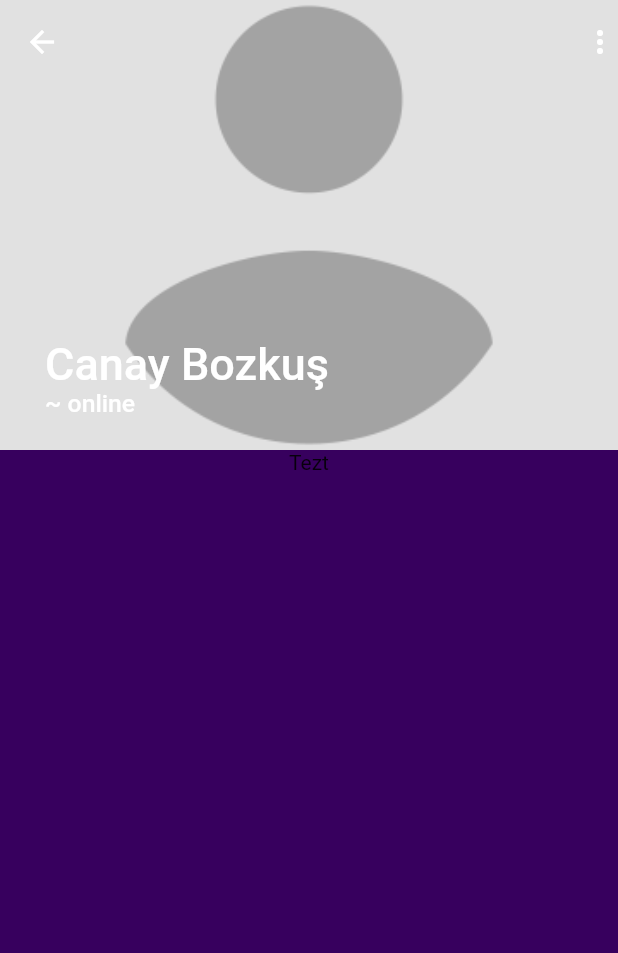
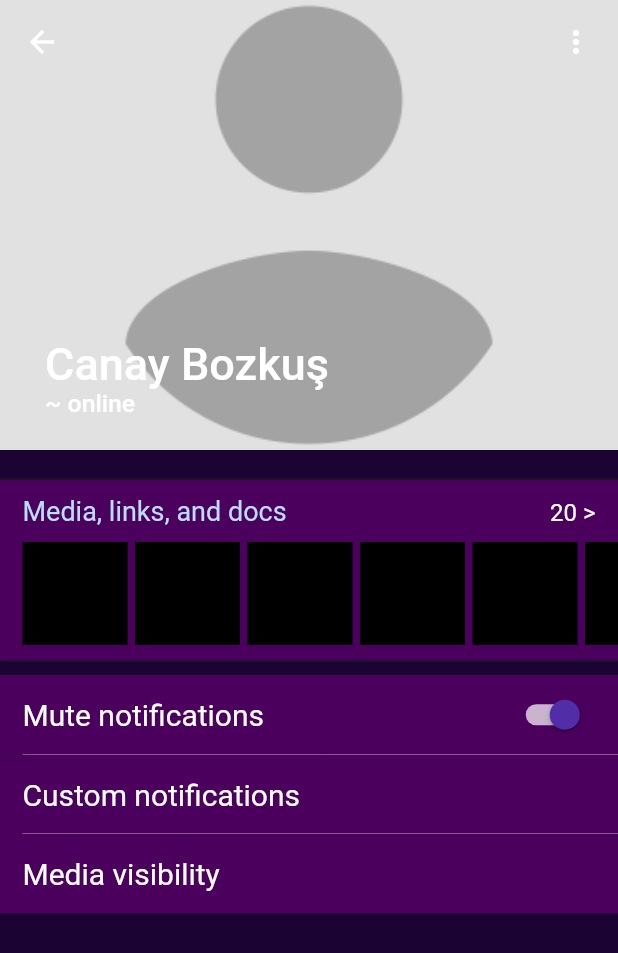
Before and after one commit to CanayBozkus/whatsapp_clone_mobile, a Flutter app: the ChatDetailScreen screen opened by its route, on a phone screen of 412 x 824 dp. Shown: the top 953 px of the screen. Run offline on Flutter 3.47's test engine with Material 2 defaults, Android fonts, the phone set to English and light mode, and no system bars; our stand-ins replace flutter_local_notifications, flutter_native_timezone, rxdart, timezone.

Commit message:
chat detail screen appbar dropdown, theme class (not working), base switch button, chat detail settings container widget, recent files builder widget for chat detail screen

```diff
--- a/lib/main.dart
+++ b/lib/main.dart
@@ -18,9 +18,7 @@ class MyApp extends StatelessWidget {
       ],
       child: MaterialApp(
         theme: ThemeData(
-          primaryColor: Constant.primaryColor,
-          accentColor: Constant.accentColor,
-          scaffoldBackgroundColor: Constant.accentColor,
+          scaffoldBackgroundColor: Constant.secondaryColor,
           textTheme: TextTheme(
             bodyText1: TextStyle(
               fontSize: Constant.defaultFontSize,
--- a/lib/screens/chat_detail_screen.dart
+++ b/lib/screens/chat_detail_screen.dart
@@ -1,4 +1,8 @@
 import 'package:flutter/material.dart';
+import 'package:whatsapp_clone_mobile/utilities/constants.dart';
+import 'package:whatsapp_clone_mobile/widgets/button/base_switch_button.dart';
+import 'package:whatsapp_clone_mobile/widgets/chat_detail_screen/chat_detail_settings_container.dart';
+import 'package:whatsapp_clone_mobile/widgets/chat_detail_screen/recent_files_builder.dart';
 
 class ChatDetailScreen extends StatelessWidget {
   static const routeName = 'ChatDetailScreen';
@@ -13,11 +17,48 @@ class ChatDetailScreen extends StatelessWidget {
           headerSliverBuilder: (BuildContext context, bool innerBoxIsScrolled){
             return [
               SliverAppBar(
+                backgroundColor: Constant.primaryColor,
                 expandedHeight: 300,
                 floating: false,
                 pinned: true,
                 actions: [
-                  Icon(Icons.more_vert)
+                  Padding(
+                    padding: const EdgeInsets.all(8.0),
+                    child: SizedBox(
+                      width: 40,
+                      child: ClipOval(
+                        child: Material(
+                          color: Colors.transparent,
+                          shape: CircleBorder(),
+                          child: PopupMenuButton(
+                            color: Constant.primaryColor,
+                            icon: Icon(
+                              Icons.more_vert,
+                              color: Colors.white,
+                            ),
+                            onSelected: (value) async {
+                              print(value);
+                            },
+                            itemBuilder: (context) {
+                              final items = [
+                                'Add to contacts',
+                                'Verify security code',
+                              ].map((e) {
+                                return PopupMenuItem(
+                                  child: Text(
+                                    e,
+                                    style: Constant.popupMenuTextStyle,
+                                  ),
+                                  value: e,
+                                );
+                              }).toList();
+                              return items;
+                            },
+                          ),
+                        ),
+                      ),
+                    ),
+                  ),
                 ],
                 flexibleSpace: LayoutBuilder(
                   builder: (BuildContext context, BoxConstraints constraints){
@@ -50,9 +91,41 @@ class ChatDetailScreen extends StatelessWidget {
               )
             ];
           },
-          body: Column(
+          body: ListView(
+            padding: EdgeInsets.symmetric(vertical: 20),
             children: [
-              Text('Tezt')
+              RecentFilesBuilder(),
+              SizedBox(height: 10,),
+              Container(
+                child: Column(
+                  children: [
+                    ChatDetailSettingsContainer(
+                      action: BaseSwitchButton(),
+                      title: 'Mute notifications',
+                    ),
+                    Padding(
+                      padding: EdgeInsets.only(left: 15),
+                      child: Divider(
+                        color: Colors.white70,
+                        height: 0,
+                      ),
+                    ),
+                    ChatDetailSettingsContainer(
+                      title: 'Custom notifications',
+                    ),
+                    Padding(
+                      padding: EdgeInsets.only(left: 15),
+                      child: Divider(
+                        color: Colors.white70,
+                        height: 0,
+                      ),
+                    ),
+                    ChatDetailSettingsContainer(
+                      title: 'Media visibility',
+                    ),
+                  ],
+                ),
+              ),
             ],
           ),
         ),
--- a/lib/utilities/constants.dart
+++ b/lib/utilities/constants.dart
@@ -1,9 +1,10 @@
 import 'package:flutter/material.dart';
 
 class Constant{
+
   static const Color primaryColor = Color(0xff4b005e);
   static const Color lightPrimaryColor = Color(0xff8932a8);
-  static const Color accentColor = Color(0xff37005e);
+  static const Color secondaryColor = Color(0xff1b0333);
 
   static const EdgeInsets defaultScreenPadding = EdgeInsets.symmetric(horizontal: 30);
 
--- /dev/null
+++ b/lib/utilities/theme.dart
@@ -0,0 +1,17 @@
+import 'package:flutter/material.dart';
+
+class Theme{
+  Theme({
+    this.primaryColor,
+    this.lightPrimaryColor,
+    this.secondaryColor,
+    this.primaryFontColor,
+    this.secondaryFontColor
+});
+
+  final Color primaryColor;
+  final Color secondaryColor;
+  final Color lightPrimaryColor;
+  final Color primaryFontColor;
+  final Color secondaryFontColor;
+}
--- /dev/null
+++ b/lib/widgets/button/base_switch_button.dart
@@ -0,0 +1,23 @@
+import 'package:flutter/material.dart';
+import 'package:whatsapp_clone_mobile/utilities/constants.dart';
+
+class BaseSwitchButton extends StatelessWidget {
+
+  @override
+  Widget build(BuildContext context) {
+    return SizedBox(
+      width: 60,
+      height: 20,
+      child: Switch(
+        value: true,
+        onChanged: (bool value){
+
+        },
+        activeTrackColor: Colors.white70,
+        activeColor: Colors.deepPurple.shade700,
+        inactiveThumbColor: Constant.secondaryColor,
+        inactiveTrackColor: Colors.black,
+      ),
+    );
+  }
+}
--- /dev/null
+++ b/lib/widgets/chat_detail_screen/chat_detail_settings_container.dart
@@ -0,0 +1,32 @@
+import 'package:flutter/material.dart';
+import 'package:whatsapp_clone_mobile/utilities/constants.dart';
+
+class ChatDetailSettingsContainer extends StatelessWidget {
+  ChatDetailSettingsContainer({
+    this.title,
+    this.action
+  });
+
+  final String title;
+  final Widget action;
+  @override
+  Widget build(BuildContext context) {
+    return Container(
+      color: Constant.primaryColor,
+      padding: EdgeInsets.symmetric(horizontal: 15, vertical: 15),
+      child: Row(
+        mainAxisAlignment: MainAxisAlignment.spaceBetween,
+        children: [
+          Text(
+            title,
+            style: TextStyle(
+                color: Colors.white,
+                fontSize: Constant.defaultFontSize
+            ),
+          ),
+          action != null ? action : SizedBox.shrink(),
+        ],
+      ),
+    );
+  }
+}
--- /dev/null
+++ b/lib/widgets/chat_detail_screen/recent_files_builder.dart
@@ -0,0 +1,71 @@
+import 'package:flutter/material.dart';
+import 'package:whatsapp_clone_mobile/utilities/constants.dart';
+
+class RecentFilesBuilder extends StatelessWidget {
+
+  @override
+  Widget build(BuildContext context) {
+    return Container(
+      height: 120,
+      padding: EdgeInsets.symmetric(vertical: 10),
+      decoration: BoxDecoration(
+          color: Constant.primaryColor,
+          boxShadow: [
+            BoxShadow(
+              color: Colors.grey.shade900,
+              offset: Offset(0, 0),
+              blurRadius: 0.7,
+              spreadRadius: 1,
+            ),
+          ]
+      ),
+      child: Column(
+        children: [
+          Padding(
+            padding: EdgeInsets.symmetric(horizontal: 15),
+            child: Row(
+              mainAxisAlignment: MainAxisAlignment.spaceBetween,
+              crossAxisAlignment: CrossAxisAlignment.end,
+              children: [
+                Text(
+                  'Media, links, and docs',
+                  style: TextStyle(
+                    color: Colors.blue[100],
+                    fontSize: 18,
+                  ),
+                ),
+                Text(
+                  '20 >',
+                  style: TextStyle(
+                      color: Colors.white,
+                      fontSize: 16
+                  ),
+                ),
+              ],
+            ),
+          ),
+          SizedBox(height: 10,),
+          Expanded(
+            child: ListView(
+              scrollDirection: Axis.horizontal,
+              padding: EdgeInsets.symmetric(horizontal: 15),
+              children: [
+                ...List<int>.generate(10, (i) => i + 1).map((e){
+                  return Padding(
+                    padding: EdgeInsets.only(right: 5),
+                    child: Container(
+                      width: 70,
+                      color: Colors.black,
+                      child: Text('1'),
+                    ),
+                  );
+                }).toList()
+
+              ],
+            ),
+          ),
+        ],
+      ),
+    );
+  }
+}
```
